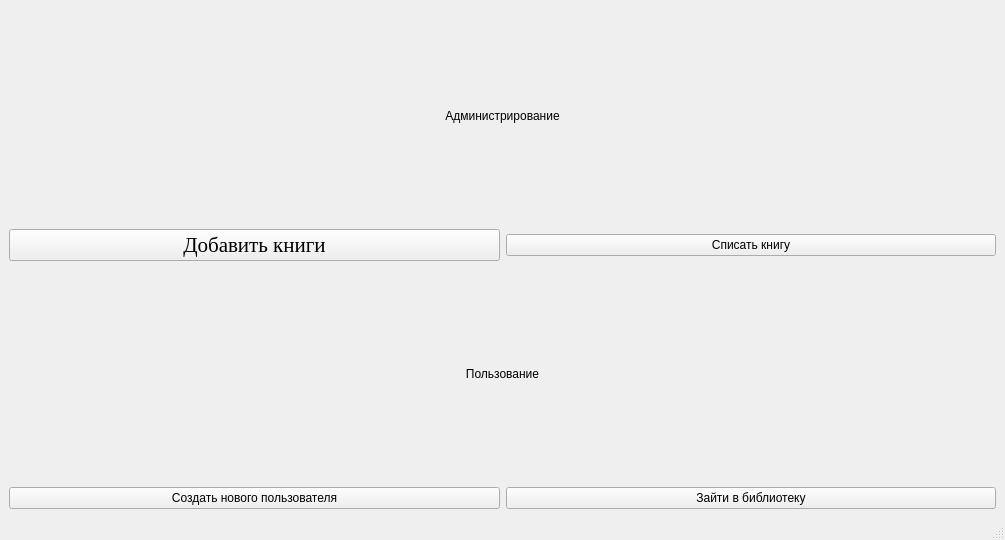
The window that startWidget.ui (ViktorGrishin/Library) describes before a commit, drawn with Qt 5.
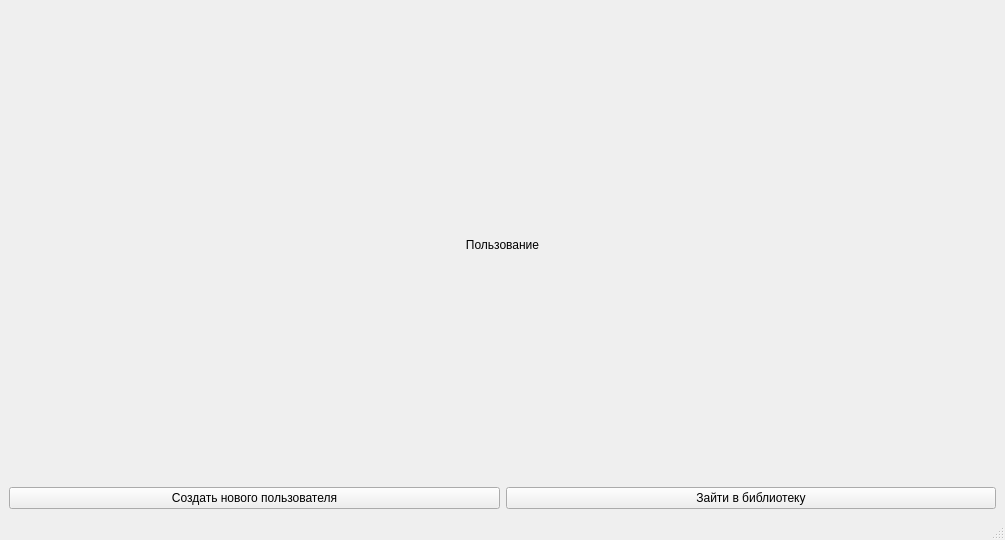
The same window after the commit.

Patch:
```diff
--- a/startWidget.ui
+++ b/startWidget.ui
@@ -20,43 +20,6 @@
    <layout class="QGridLayout" name="gridLayout">
     <item row="0" column="0">
      <layout class="QVBoxLayout" name="verticalLayout">
-      <item>
-       <widget class="QLabel" name="label">
-        <property name="text">
-         <string>Администрирование</string>
-        </property>
-        <property name="alignment">
-         <set>Qt::AlignCenter</set>
-        </property>
-       </widget>
-      </item>
-      <item>
-       <layout class="QHBoxLayout" name="horizontalLayout">
-        <item>
-         <widget class="QPushButton" name="addBtn">
-          <property name="font">
-           <font>
-            <family>Times New Roman</family>
-            <pointsize>16</pointsize>
-            <weight>50</weight>
-            <italic>false</italic>
-            <bold>false</bold>
-           </font>
-          </property>
-          <property name="text">
-           <string>Добавить книги</string>
-          </property>
-         </widget>
-        </item>
-        <item>
-         <widget class="QPushButton" name="writeOffBtn">
-          <property name="text">
-           <string>Списать книгу</string>
-          </property>
-         </widget>
-        </item>
-       </layout>
-      </item>
       <item>
        <widget class="QLabel" name="label_2">
         <property name="text">
```
